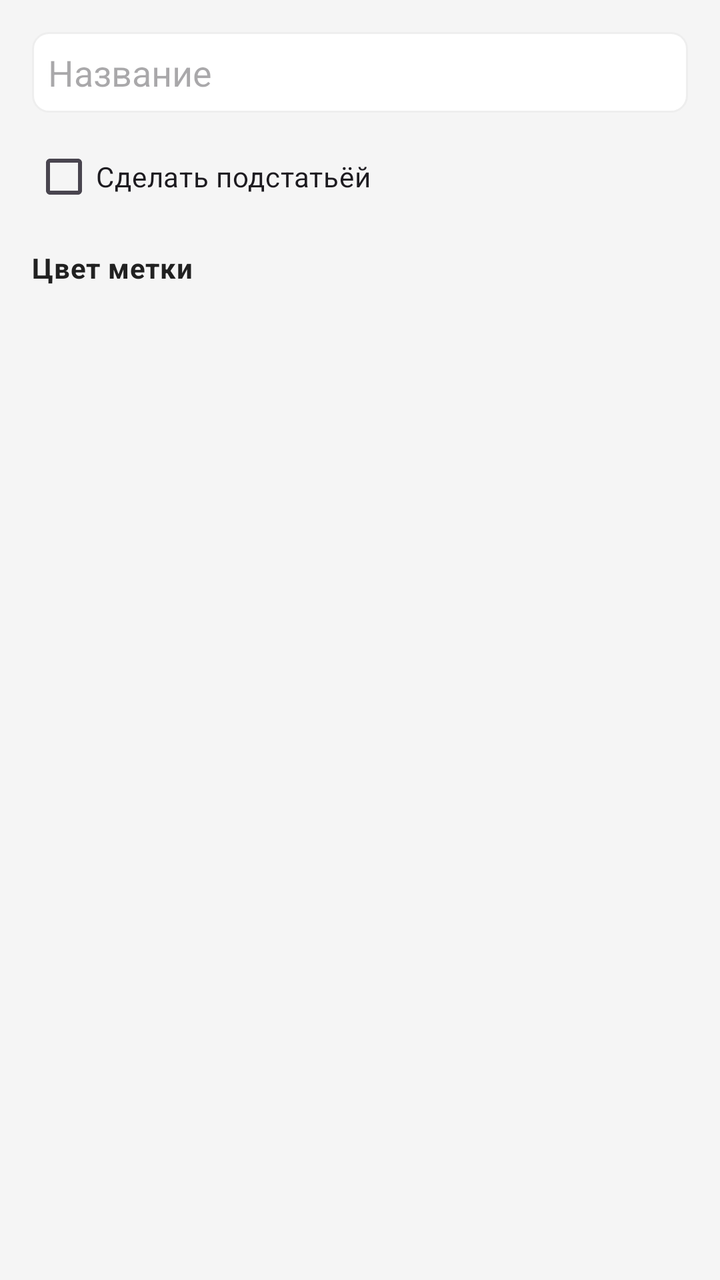
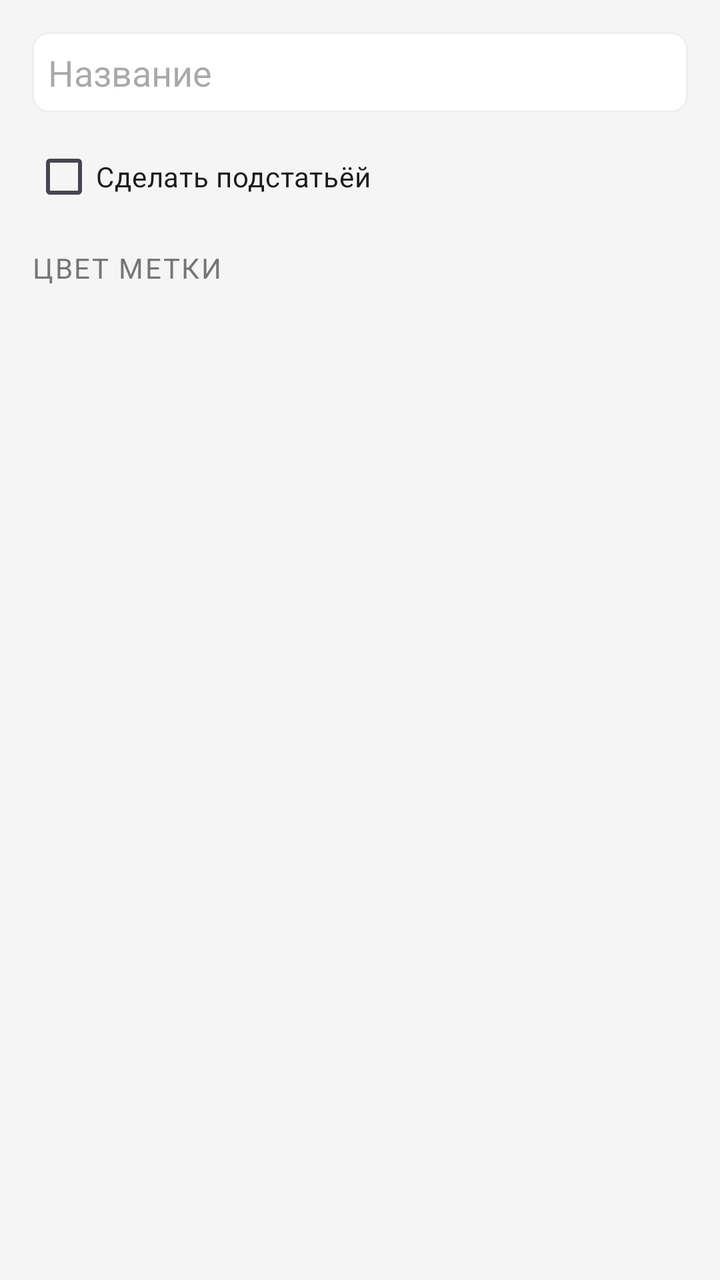

An Android layout rendered at two revisions. The XML below is the earlier revision; the diff shows what the commit changed to produce the second picture.
<!-- AndroidManifest.xml: application theme Theme.MyBudget -->
<!-- res/layout/dialog_add_category.xml -->
<?xml version="1.0" encoding="utf-8"?>
<LinearLayout xmlns:android="http://schemas.android.com/apk/res/android"
    android:orientation="vertical"
    android:padding="@dimen/space_16"
    android:layout_width="match_parent"
    android:layout_height="wrap_content">
    <EditText
        android:textColor="@color/text_primary"
        android:id="@+id/nameInput"
        android:background="@drawable/edittext_border"
        android:padding="@dimen/space_8"
        android:layout_width="match_parent"
        android:layout_height="wrap_content"
        android:hint="@string/budget_name_hint"/>
    <CheckBox
        android:id="@+id/isSubcategoryCheck"
        android:layout_width="match_parent"
        android:layout_height="wrap_content"
        android:layout_marginTop="@dimen/space_8"
        android:text="@string/budget_make_subcategory"/>
    <Spinner
        android:id="@+id/parentSpinner"
        android:padding="@dimen/space_4"
        android:visibility="gone"
        android:layout_width="match_parent"
        android:layout_height="wrap_content"
        android:layout_marginTop="@dimen/space_8"/>
    <TextView
        android:textSize="14sp"
        android:layout_width="match_parent"
        android:layout_height="wrap_content"
        android:layout_marginTop="@dimen/space_12"
        android:text="@string/budget_color_label"
        style="@style/Text.MyBudget.Section"/>
    <HorizontalScrollView
        android:scrollbars="none"
        android:layout_width="match_parent"
        android:layout_height="wrap_content"
        android:layout_marginTop="@dimen/space_4">
        <LinearLayout
            android:orientation="horizontal"
            android:id="@+id/colorPickerLayout"
            android:layout_width="wrap_content"
            android:layout_height="wrap_content"/>
    </HorizontalScrollView>
</LinearLayout>
<!-- resources referenced by this layout -->
<resources>
  <color name="text_primary">#212121</color>
  <dimen name="space_12">12dp</dimen>
  <dimen name="space_16">16dp</dimen>
  <dimen name="space_4">4dp</dimen>
  <dimen name="space_8">8dp</dimen>
  <!-- drawable edittext_border (drawable) -->
  <?xml version="1.0" encoding="utf-8"?>
  <shape xmlns:android="http://schemas.android.com/apk/res/android">
      <solid android:color="@color/card_background_white"/>
      <stroke
          android:width="1dp"
          android:color="@color/border_light"/>
      <corners android:radius="@dimen/radius_8"/>
  </shape>
  <string name="budget_color_label">Цвет метки</string>
  <string name="budget_make_subcategory">Сделать подстатьёй</string>
  <string name="budget_name_hint">Название</string>
  <style name="Text.MyBudget.Section" parent="@style/Text.MyBudget">
      <item name="android:textSize">16sp</item>
      <item name="android:textStyle">bold</item>
      <item name="android:textColor">@color/text_primary</item>
    </style>
  <style name="Theme.MyBudget" parent="@style/Base.Theme.MyBudget" />
  <color name="card_background_white">#ffffff</color>
  <color name="border_light">#eeeeee</color>
  <dimen name="radius_8">8dp</dimen>
  <style name="Text.MyBudget" parent="@style/TextAppearance.Material3.BodyMedium" />
  <style name="Base.Theme.MyBudget" parent="@style/Theme.Material3.DayNight.NoActionBar">
      <item name="android:colorBackground">@color/background_light</item>
      <item name="colorOnPrimary">@color/md_theme_onPrimary</item>
      <item name="colorOnSurface">@color/md_theme_onSurface</item>
      <item name="colorOutline">@color/md_theme_outline</item>
      <item name="colorPrimary">@color/md_theme_primary</item>
      <item name="colorSurface">@color/md_theme_surface</item>
      <item name="colorSurfaceVariant">@color/md_theme_surfaceVariant</item>
    </style>
  <color name="background_light">#f5f5f5</color>
  <color name="md_theme_onPrimary">#ffffff</color>
  <color name="md_theme_onSurface">#1d1b20</color>
  <color name="md_theme_outline">#79747e</color>
  <color name="md_theme_primary">#6750a4</color>
  <color name="md_theme_surface">#ffffff</color>
  <color name="md_theme_surfaceVariant">#e7e0ec</color>
</resources>

<!-- the commit's change to res/layout/dialog_add_category.xml (unified diff, before → after) -->
@@ -31,7 +31,7 @@
         android:layout_height="wrap_content"
         android:layout_marginTop="@dimen/space_12"
         android:text="@string/budget_color_label"
-        style="@style/Text.MyBudget.Section"/>
+style="@style/Text.MyBudget.SectionLabel"/>
     <HorizontalScrollView
         android:scrollbars="none"
         android:layout_width="match_parent"
<!-- resource entries referenced after the edit -->
@@ -17,16 +17,18 @@
   <string name="budget_color_label">Цвет метки</string>
   <string name="budget_make_subcategory">Сделать подстатьёй</string>
   <string name="budget_name_hint">Название</string>
-  <style name="Text.MyBudget.Section" parent="@style/Text.MyBudget">
-      <item name="android:textSize">16sp</item>
-      <item name="android:textStyle">bold</item>
-      <item name="android:textColor">@color/text_primary</item>
+  <style name="Text.MyBudget.SectionLabel" parent="@style/Text.MyBudget">
+      <item name="android:textSize">12sp</item>
+      <item name="android:textColor">@color/text_secondary</item>
+      <item name="android:textAllCaps">true</item>
+      <item name="android:letterSpacing">0.06</item>
     </style>
   <style name="Theme.MyBudget" parent="@style/Base.Theme.MyBudget" />
   <color name="card_background_white">#ffffff</color>
   <color name="border_light">#eeeeee</color>
   <dimen name="radius_8">8dp</dimen>
   <style name="Text.MyBudget" parent="@style/TextAppearance.Material3.BodyMedium" />
+  <color name="text_secondary">#757575</color>
   <style name="Base.Theme.MyBudget" parent="@style/Theme.Material3.DayNight.NoActionBar">
       <item name="android:colorBackground">@color/background_light</item>
       <item name="colorOnPrimary">@color/md_theme_onPrimary</item>
